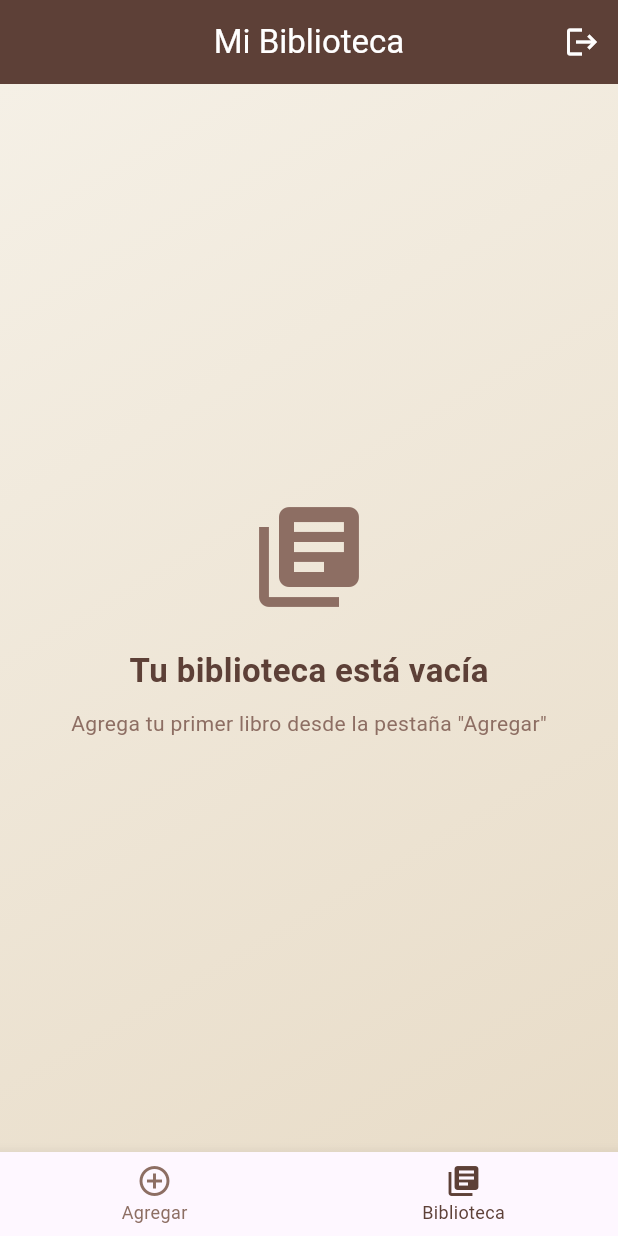
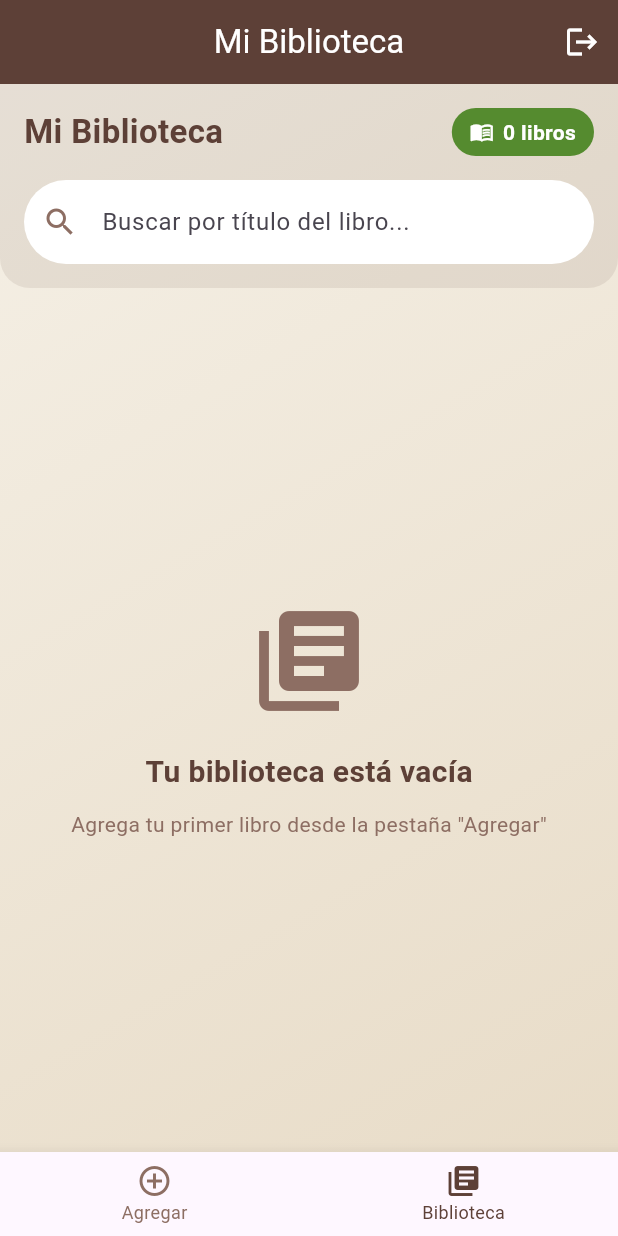
Before and after one commit to Danniel-Al/TallerApps_lectuland, a Flutter app: the MainScreen screen opened directly, item 2 of the bottom bar chosen, on a phone screen of 412 x 824 dp. Run offline on Flutter 3.47's test engine with Material 3 defaults, Android fonts, the phone set to English and light mode, and no system bars.

Commit message:
Agregue contador de libros y busqueda por nombre

```diff
--- a/lib/screens/library_screen.dart
+++ b/lib/screens/library_screen.dart
@@ -11,10 +11,43 @@ class LibraryScreen extends StatefulWidget {
 }
 
 class _LibraryScreenState extends State<LibraryScreen> {
+  List<Book> _librosFiltrados = [];
+  final TextEditingController _searchController = TextEditingController();
+
+  @override
+  void initState() {
+    super.initState();
+    _cargarLibros();
+  }
+
+  void _cargarLibros() {
+    setState(() {
+      _librosFiltrados = BookService.getBooks();
+    });
+  }
+
+  void _filtrarLibros(String query) {
+    setState(() {
+      if (query.isEmpty) {
+        _librosFiltrados = BookService.getBooks();
+      } else {
+        _librosFiltrados = BookService.getBooks().where((libro) {
+          return libro.titulo.toLowerCase().contains(query.toLowerCase());
+        }).toList();
+      }
+    });
+  }
+
+  int get _librosLeidos => BookService.getBooks().length;
+
+  @override
+  void dispose() {
+    _searchController.dispose();
+    super.dispose();
+  }
+
   @override
   Widget build(BuildContext context) {
-    final libros = BookService.getBooks();
-
     return Container(
       decoration: const BoxDecoration(
         gradient: LinearGradient(
@@ -23,26 +56,119 @@ class _LibraryScreenState extends State<LibraryScreen> {
           colors: [Color(0xFFF5F0E6), Color(0xFFE8DCC8)],
         ),
       ),
-      child: libros.isEmpty
-          ? Center(
       child: Column(
-                mainAxisAlignment: MainAxisAlignment.center,
         children: [
-                  const Icon(
-                    Icons.library_books,
-                    size: 80,
-                    color: Color(0xFF8D6E63),
+          // Header con contador y búsqueda
+          Container(
+            padding: const EdgeInsets.all(16),
+            decoration: BoxDecoration(
+              color: const Color(0xFF5D4037).withValues(alpha: 0.1),
+              borderRadius: const BorderRadius.only(
+                bottomLeft: Radius.circular(20),
+                bottomRight: Radius.circular(20),
               ),
-                  const SizedBox(height: 20),
+            ),
+            child: Column(
+              crossAxisAlignment: CrossAxisAlignment.start,
+              children: [
+                // Contador de libros
+                Row(
+                  mainAxisAlignment: MainAxisAlignment.spaceBetween,
+                  children: [
                     const Text(
-                    'Tu biblioteca está vacía',
+                      'Mi Biblioteca',
                       style: TextStyle(
                         fontSize: 22,
                         fontWeight: FontWeight.bold,
                         color: Color(0xFF5D4037),
                       ),
                     ),
+                    Container(
+                      padding: const EdgeInsets.symmetric(horizontal: 12, vertical: 6),
+                      decoration: BoxDecoration(
+                        color: const Color(0xFF558B2F),
+                        borderRadius: BorderRadius.circular(20),
+                      ),
+                      child: Row(
+                        children: [
+                          const Icon(Icons.menu_book, size: 16, color: Colors.white),
+                          const SizedBox(width: 6),
+                          Text(
+                            '$_librosLeidos ${_librosLeidos == 1 ? 'libro' : 'libros'}',
+                            style: const TextStyle(
+                              fontSize: 14,
+                              fontWeight: FontWeight.bold,
+                              color: Colors.white,
+                            ),
+                          ),
+                        ],
+                      ),
+                    ),
+                  ],
+                ),
+                const SizedBox(height: 16),
+                // Barra de búsqueda
+                TextField(
+                  controller: _searchController,
+                  onChanged: _filtrarLibros,
+                  decoration: InputDecoration(
+                    hintText: 'Buscar por título del libro...',
+                    prefixIcon: const Icon(Icons.search, color: Color(0xFF8D6E63)),
+                    suffixIcon: _searchController.text.isNotEmpty
+                        ? IconButton(
+                            icon: const Icon(Icons.clear, color: Color(0xFF8D6E63)),
+                            onPressed: () {
+                              _searchController.clear();
+                              _filtrarLibros('');
+                            },
+                          )
+                        : null,
+                    filled: true,
+                    fillColor: Colors.white,
+                    border: OutlineInputBorder(
+                      borderRadius: BorderRadius.circular(30),
+                      borderSide: BorderSide.none,
+                    ),
+                    enabledBorder: OutlineInputBorder(
+                      borderRadius: BorderRadius.circular(30),
+                      borderSide: BorderSide.none,
+                    ),
+                    focusedBorder: OutlineInputBorder(
+                      borderRadius: BorderRadius.circular(30),
+                      borderSide: const BorderSide(color: Color(0xFF558B2F), width: 1.5),
+                    ),
+                  ),
+                ),
+              ],
+            ),
+          ),
+          // Lista de libros
+          Expanded(
+            child: _librosFiltrados.isEmpty
+                ? Center(
+                    child: Column(
+                      mainAxisAlignment: MainAxisAlignment.center,
+                      children: [
+                        Icon(
+                          _searchController.text.isEmpty
+                              ? Icons.library_books
+                              : Icons.search_off,
+                          size: 80,
+                          color: Color(0xFF8D6E63),
+                        ),
+                        const SizedBox(height: 20),
+                        Text(
+                          _searchController.text.isEmpty
+                              ? 'Tu biblioteca está vacía'
+                              : 'No se encontraron resultados',
+                          style: const TextStyle(
+                            fontSize: 20,
+                            fontWeight: FontWeight.bold,
+                            color: Color(0xFF5D4037),
+                          ),
+                        ),
                         const SizedBox(height: 10),
+                        if (_searchController.text.isEmpty)
                           const Text(
                             'Agrega tu primer libro desde la pestaña "Agregar"',
                             style: TextStyle(
@@ -50,29 +176,43 @@ class _LibraryScreenState extends State<LibraryScreen> {
                               color: Color(0xFF8D6E63),
                             ),
                           ),
+                        if (_searchController.text.isNotEmpty)
+                          TextButton(
+                            onPressed: () {
+                              _searchController.clear();
+                              _filtrarLibros('');
+                            },
+                            child: const Text('Limpiar búsqueda'),
+                          ),
                       ],
                     ),
                   )
                 : ListView.builder(
                     padding: const EdgeInsets.all(16),
-              itemCount: libros.length,
+                    itemCount: _librosFiltrados.length,
                     itemBuilder: (context, index) {
-                final libro = libros[index];
+                      final libro = _librosFiltrados[index];
                       return _buildBookCard(libro);
                     },
+                  ),
+          ),
+        ],
       ),
     );
   }
 
   Widget _buildBookCard(Book libro) {
     return GestureDetector(
-      onTap: () {
-        Navigator.push(
+      onTap: () async {
+        await Navigator.push(
           context,
           MaterialPageRoute(
             builder: (context) => BookDetailScreen(book: libro),
           ),
         );
+        // Recargar la lista al volver (por si se eliminó algún libro)
+        _cargarLibros();
+        _filtrarLibros(_searchController.text);
       },
       child: Container(
         margin: const EdgeInsets.only(bottom: 16),
```
Lines whose indentation alone changed are shown as unchanged.
